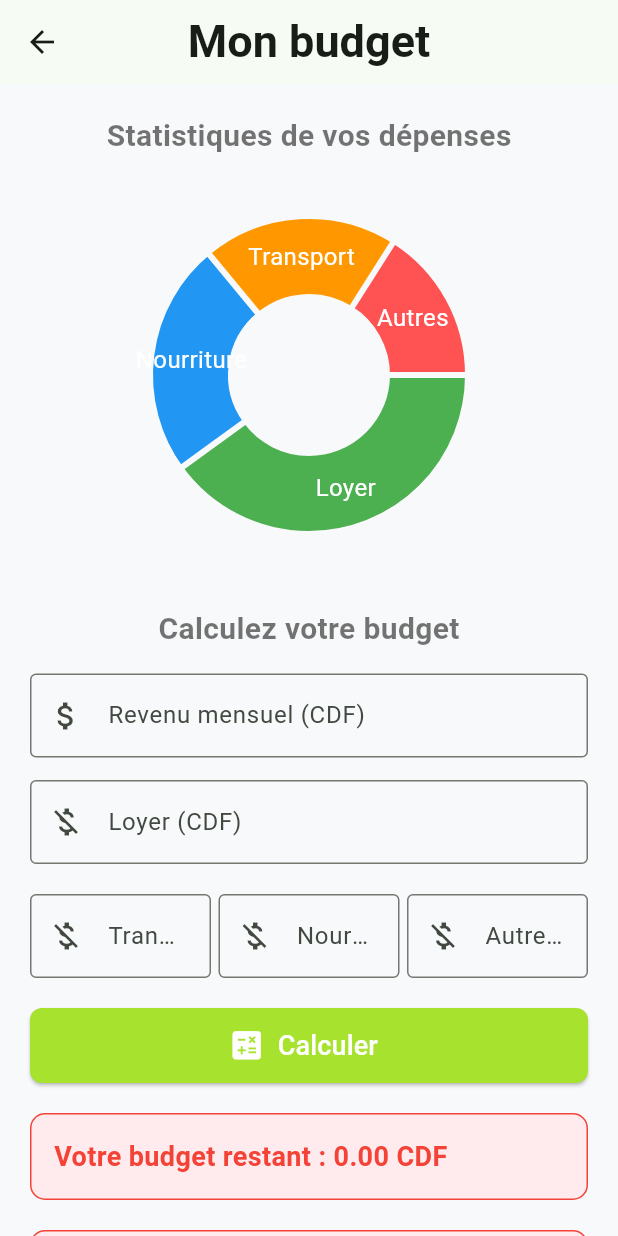
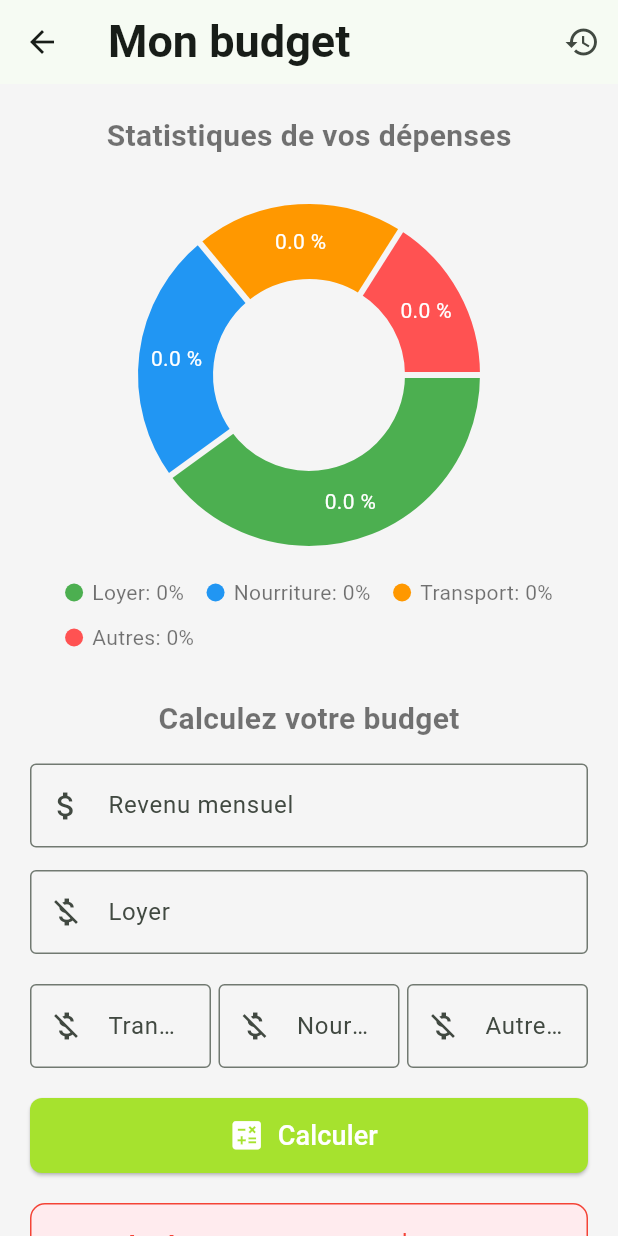
Before and after one commit to josue46/yinzo-app, a Flutter app: the BudgetScreen screen opened directly, on a phone screen of 412 x 824 dp. Run offline on Flutter 3.47's test engine with Material 3 defaults, Android fonts, the phone set to English and light mode, and no system bars; drawn by our look-alikes of fl_chart; our stand-ins replace animate_do, dio, flutter_carousel_widget, flutter_map, flutter_rating_bar, hive_flutter and 3 more; missing offline and left inert: flutter_map_location_marker, flutter_polyline_points; accounts and stored records are empty.

Commit message:
All features regarding budget calculations

```diff
--- /dev/null
+++ b/lib/models/budget_history.dart
@@ -0,0 +1,96 @@
+import 'package:hive_flutter/hive_flutter.dart';
+
+part 'budget_history.g.dart';
+
+@HiveType(typeId: 0)
+class BudgetHistory {
+  @HiveField(0)
+  final String month;
+
+  @HiveField(1)
+  final double revenue;
+
+  @HiveField(2)
+  final double rent;
+
+  @HiveField(3)
+  final double food;
+
+  @HiveField(4)
+  final double transport;
+
+  @HiveField(5)
+  final double other;
+
+  @HiveField(6)
+  final double finalBudget;
+
+  @HiveField(7)
+  final double totalExpense;
+
+  BudgetHistory({
+    required this.month,
+    required this.revenue,
+    required this.rent,
+    required this.food,
+    required this.transport,
+    required this.other,
+    required this.finalBudget,
+    required this.totalExpense,
+  });
+
+  static final String _boxName = "budgetHistoryBox";
+
+  static String get boxName => _boxName;
+
+  static Future<void> initDatabase() async {
+    await Hive.initFlutter();
+    Hive.registerAdapter(BudgetHistoryAdapter());
+    await Hive.openBox<BudgetHistory>(boxName);
+  }
+
+  static Box<BudgetHistory> getBudgetHistoryBox() {
+    return Hive.box<BudgetHistory>(boxName);
+  }
+
+  static Future<void> save({
+    required String month,
+    required double revenue,
+    required double rentCost,
+    required double foodCost,
+    required double transportCost,
+    required double costOtherExpenses,
+    required double finalBudget,
+    required double totalExpense,
+  }) async {
+    Box<BudgetHistory> box = getBudgetHistoryBox();
+    await box.add(
+      BudgetHistory(
+        month: month,
+        revenue: revenue,
+        rent: rentCost,
+        food: foodCost,
+        transport: transportCost,
+        other: costOtherExpenses,
+        finalBudget: finalBudget,
+        totalExpense: totalExpense,
+      ),
+    );
+  }
+
+  static List<BudgetHistory> getAll() {
+    Box<BudgetHistory> box = getBudgetHistoryBox();
+    var data = box.values.toList();
+    return data;
+  }
+
+  static Future<void> delete(int index) async {
+    Box<BudgetHistory> box = getBudgetHistoryBox();
+    await box.deleteAt(index);
+  }
+
+  static Future<void> clear() async {
+    Box<BudgetHistory> box = getBudgetHistoryBox();
+    await box.clear();
+  }
+}
--- a/lib/screens/budget_screen.dart
+++ b/lib/screens/budget_screen.dart
@@ -1,5 +1,7 @@
 import 'package:flutter/material.dart';
 import 'package:fl_chart/fl_chart.dart';
+import 'package:yinzo/models/budget_history.dart';
+import 'package:yinzo/utils/format_datetime.dart';
 import 'package:yinzo/widgets/display_area.dart';
 
 class BudgetScreen extends StatefulWidget {
@@ -10,25 +12,27 @@ class BudgetScreen extends StatefulWidget {
 }
 
 class _BudgetScreenState extends State<BudgetScreen> {
+  int? _touchedIndex;
   final TextEditingController _revenueController = TextEditingController();
   final TextEditingController _rentController = TextEditingController();
   final TextEditingController _foodController = TextEditingController();
   final TextEditingController _transportController = TextEditingController();
   final TextEditingController _otherExpenseController = TextEditingController();
 
-  double budgetFinal = 0.0;
-  double allExpenses = 0.0;
+  double finalBudget = 0.0;
+  double totalExpense = 0.0;
+  Map<String, double> _percent = {};
 
   void _calculerBudget() {
     final double revenue = double.tryParse(_revenueController.text) ?? 0.0;
     final double expense = _calculExpense();
 
     setState(() {
-      budgetFinal = revenue - expense;
+      finalBudget = revenue - expense;
     });
   }
 
-  double _calculExpense() {
+  Map<String, double> _getAllEntries() {
     final double rentCost = double.tryParse(_rentController.text) ?? 0.0;
     final double foodCost = double.tryParse(_foodController.text) ?? 0.0;
     final double transportCost =
@@ -36,10 +40,36 @@ class _BudgetScreenState extends State<BudgetScreen> {
     final double costOtherExpense =
         double.tryParse(_otherExpenseController.text) ?? 0.0;
 
+    return {
+      'rent': rentCost,
+      'food': foodCost,
+      'transport': transportCost,
+      'other': costOtherExpense,
+    };
+  }
+
+  double _calculExpense() {
+    double rent = _getAllEntries()['rent']!;
+    double food = _getAllEntries()['food']!;
+    double transport = _getAllEntries()['transport']!;
+    double other = _getAllEntries()['other']!;
+
     setState(() {
-      allExpenses = (rentCost + foodCost + transportCost + costOtherExpense);
+      totalExpense = (rent + food + transport + other);
     });
-    return allExpenses;
+    return totalExpense;
+  }
+
+  Map<String, double> _calcutionExpensePercent() {
+    Map<String, double> result = _getAllEntries().map((key, value) {
+      double percent = (value * 100) / totalExpense;
+      return MapEntry(
+        key,
+        percent.isNaN ? 0.0 : double.parse(percent.toStringAsFixed(2)),
+      );
+    });
+
+    return result;
   }
 
   @override
@@ -52,11 +82,40 @@ class _BudgetScreenState extends State<BudgetScreen> {
     _otherExpenseController.dispose();
   }
 
+  Widget _buildLegend(String label, Color color, double? percent) {
+    return Row(
+      mainAxisSize: MainAxisSize.min,
+      children: [
+        Container(
+          width: 12,
+          height: 12,
+          decoration: BoxDecoration(color: color, shape: BoxShape.circle),
+        ),
+        const SizedBox(width: 6),
+        Text(
+          "$label: ${percent?.toStringAsFixed(1) ?? 0}%",
+          style: const TextStyle(fontSize: 14),
+        ),
+      ],
+    );
+  }
+
   @override
   Widget build(BuildContext context) {
     return Scaffold(
-      appBar: AppBar(title: const Text("Mon budget"), centerTitle: true),
-      body: SingleChildScrollView(
+      appBar: AppBar(
+        title: const Text("Mon budget"),
+        actions: [
+          IconButton(
+            icon: Icon(Icons.history),
+            onPressed: () {
+              Navigator.of(context).pushNamed('/budget-history');
+            },
+          ),
+        ],
+      ),
+      body: SafeArea(
+        child: SingleChildScrollView(
           padding: const EdgeInsets.all(20),
           child: Column(
             children: [
@@ -69,42 +128,45 @@ class _BudgetScreenState extends State<BudgetScreen> {
               SizedBox(
                 height: 250,
                 child: PieChart(
+                  curve: Curves.easeInCirc,
                   PieChartData(
+                    pieTouchData: PieTouchData(
+                      touchCallback: (FlTouchEvent event, pieTouchResponse) {
+                        setState(() {
+                          if (!event.isInterestedForInteractions ||
+                              pieTouchResponse == null ||
+                              pieTouchResponse.touchedSection == null) {
+                            _touchedIndex = null;
+                            return;
+                          }
+                          _touchedIndex =
+                              pieTouchResponse
+                                  .touchedSection!
+                                  .touchedSectionIndex;
+                        });
+                      },
+                    ),
                     sectionsSpace: 4,
-                  centerSpaceRadius: 54,
-                  sections: [
-                    PieChartSectionData(
-                      color: Colors.green,
-                      value: double.tryParse(_rentController.text) ?? 50,
-                      title: "Loyer",
-                      radius: 50,
-                      titleStyle: const TextStyle(color: Colors.white),
-                    ),
-                    PieChartSectionData(
-                      color: Colors.blue,
-                      value: double.tryParse(_foodController.text) ?? 30,
-                      title: "Nourriture",
-                      radius: 50,
-                      titleStyle: const TextStyle(color: Colors.white),
-                    ),
-                    PieChartSectionData(
-                      color: Colors.orange,
-                      value: double.tryParse(_transportController.text) ?? 25,
-                      title: "Transport",
-                      radius: 50,
-                      titleStyle: const TextStyle(color: Colors.white),
-                    ),
-                    PieChartSectionData(
-                      color: Colors.redAccent,
-                      value:
-                          double.tryParse(_otherExpenseController.text) ?? 20,
-                      title: "Autres",
-                      radius: 50,
-                      titleStyle: const TextStyle(color: Colors.white),
-                    ),
-                  ],
+                    centerSpaceRadius: 64,
+                    sections: _buildChartSection(),
                   ),
                 ),
+              ),
+              const SizedBox(height: 10),
+
+              Wrap(
+                spacing: 15,
+                runSpacing: 10,
+                children: [
+                  _buildLegend("Loyer", Colors.green, _percent['rent']),
+                  _buildLegend("Nourriture", Colors.blue, _percent['food']),
+                  _buildLegend(
+                    "Transport",
+                    Colors.orange,
+                    _percent['transport'],
+                  ),
+                  _buildLegend("Autres", Colors.redAccent, _percent['other']),
+                ],
               ),
 
               const SizedBox(height: 30),
@@ -120,7 +182,7 @@ class _BudgetScreenState extends State<BudgetScreen> {
                 controller: _revenueController,
                 keyboardType: TextInputType.number,
                 decoration: const InputDecoration(
-                labelText: "Revenu mensuel (CDF)",
+                  labelText: "Revenu mensuel",
                   border: OutlineInputBorder(),
                   prefixIcon: Icon(Icons.attach_money),
                 ),
@@ -130,7 +192,7 @@ class _BudgetScreenState extends State<BudgetScreen> {
                 controller: _rentController,
                 keyboardType: TextInputType.number,
                 decoration: const InputDecoration(
-                labelText: "Loyer (CDF)",
+                  labelText: "Loyer",
                   border: OutlineInputBorder(),
                   prefixIcon: Icon(Icons.money_off),
                 ),
@@ -178,7 +240,26 @@ class _BudgetScreenState extends State<BudgetScreen> {
               const SizedBox(height: 20),
 
               ElevatedButton.icon(
-              onPressed: _calculerBudget,
+                onPressed: () async {
+                  _calculerBudget();
+                  setState(() {
+                    _percent = _calcutionExpensePercent();
+                  });
+                  final String currentMonth = getCurrentFormattedMonth();
+                  final double revenue =
+                      double.tryParse(_revenueController.text) ?? 0.0;
+                  final Map<String, double> entries = _getAllEntries();
+                  await BudgetHistory.save(
+                    month: currentMonth,
+                    revenue: revenue,
+                    rentCost: entries["rent"]!,
+                    foodCost: entries["food"]!,
+                    transportCost: entries["transport"]!,
+                    costOtherExpenses: entries["other"]!,
+                    finalBudget: finalBudget,
+                    totalExpense: totalExpense,
+                  );
+                },
                 icon: const Icon(Icons.calculate, size: 25),
                 label: const Text("Calculer", style: TextStyle(fontSize: 18)),
                 style: ElevatedButton.styleFrom(
@@ -188,16 +269,64 @@ class _BudgetScreenState extends State<BudgetScreen> {
 
               const SizedBox(height: 20),
 
-            /// 💰 Résultat
+              // Résultat
               DisplayArea(
                 title: "Votre budget restant",
-              finalBudget: budgetFinal,
+                finalBudget: finalBudget,
               ),
               const SizedBox(height: 20),
-            DisplayArea(title: "Tous vos dépenses", allExpense: allExpenses),
+              DisplayArea(
+                title: "Toutes vos dépenses",
+                allExpense: totalExpense,
+              ),
             ],
+          ),
         ),
       ),
     );
   }
+
+  List<PieChartSectionData> _buildChartSection() {
+    return List.generate(4, (index) {
+      final isTouched = index == _touchedIndex;
+      final double radius = isTouched ? 60 : 50;
+
+      switch (index) {
+        case 0:
+          return PieChartSectionData(
+            color: Colors.green,
+            value: double.tryParse(_rentController.text) ?? 50,
+            title: "${_percent['rent'] ?? 0.0} %",
+            radius: radius,
+            titleStyle: const TextStyle(color: Colors.white, fontSize: 14),
+          );
+        case 1:
+          return PieChartSectionData(
+            color: Colors.blue,
+            value: double.tryParse(_foodController.text) ?? 30,
+            title: "${_percent['food'] ?? 0.0} %",
+            radius: radius,
+            titleStyle: const TextStyle(color: Colors.white, fontSize: 14),
+          );
+        case 2:
+          return PieChartSectionData(
+            color: Colors.orange,
+            value: double.tryParse(_transportController.text) ?? 25,
+            title: "${_percent['transport'] ?? 0.0} %",
+            radius: radius,
+            titleStyle: const TextStyle(color: Colors.white, fontSize: 14),
+          );
+        case 3:
+          return PieChartSectionData(
+            color: Colors.redAccent,
+            value: double.tryParse(_otherExpenseController.text) ?? 20,
+            title: "${_percent['other'] ?? 0.0} %",
+            radius: radius,
+            titleStyle: const TextStyle(color: Colors.white, fontSize: 14),
+          );
+        default:
+          return throw Error();
       }
+    });
+  }
+}
--- a/lib/utils/format_datetime.dart
+++ b/lib/utils/format_datetime.dart
@@ -3,3 +3,8 @@ import 'package:intl/intl.dart';
 String formatDateTime(DateTime dateTime) {
   return DateFormat('EEEE d MMMM yyyy • HH:mm').format(dateTime);
 }
+
+String getCurrentFormattedMonth() {
+  final now = DateTime.now();
+  return DateFormat('MMMM yyyy', 'fr_FR').format(now);
+}
--- a/lib/widgets/display_area.dart
+++ b/lib/widgets/display_area.dart
@@ -37,7 +37,7 @@ class DisplayArea extends StatelessWidget {
         borderRadius: BorderRadius.circular(10),
       ),
       child: Text(
-        "$title : ${toVerify.toStringAsFixed(2)} CDF",
+        "$title : ${toVerify.toStringAsFixed(2)} \$",
         style: TextStyle(
           fontSize: 18,
           color:
--- a/pubspec.yaml
+++ b/pubspec.yaml
@@ -36,7 +36,8 @@ dependencies:
   cupertino_icons: ^1.0.8
   provider: ^6.1.4
   shared_preferences: ^2.5.3
-  sqflite: ^2.4.2
+  hive: ^2.2.3
+  hive_flutter: ^1.1.0
   path_provider: ^2.0.15
   dio: ^5.8.0
   image_picker: ^1.1.2
@@ -67,6 +68,8 @@ dev_dependencies:
   # package. See that file for information about deactivating specific lint
   # rules and activating additional ones.
   flutter_lints: ^5.0.0
+  hive_generator: ^2.0.1
+  build_runner: ^2.4.6
 
 # For information on the generic Dart part of this file, see the
 # following page: https://dart.dev/tools/pub/pubspec
```
Also changed, not shown: lib/main.dart (+7 -3 lines), lib/screens/budget_history_screen.dart (added, +151 -0 lines), lib/models/budget_history.g.dart (added), pubspec.lock, 1 other file. Lines whose indentation alone changed are shown as unchanged.
